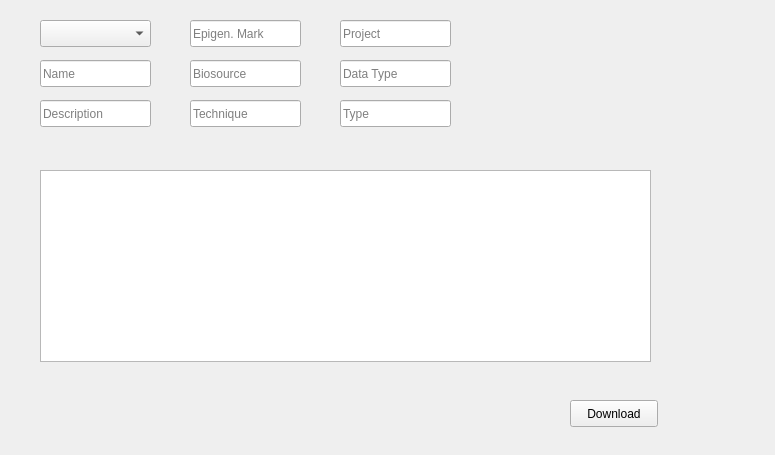
Old version of the form interface/design.ui in the repository Marvin84/reg-gen.
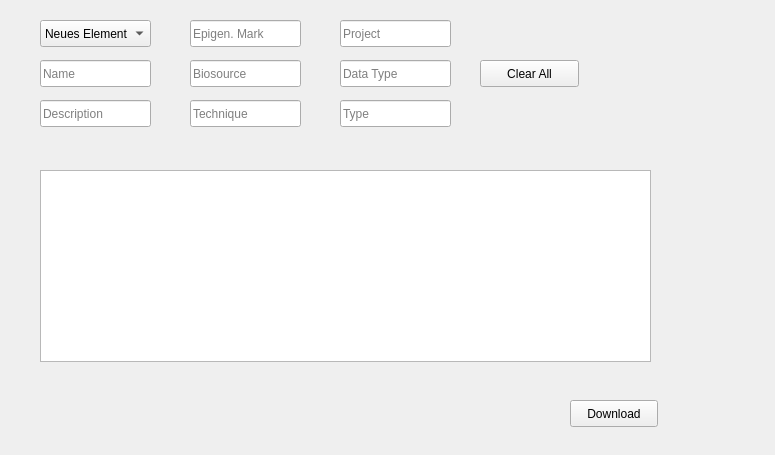
New version of the form.

Commit message: Added clear all button

The edit to the form file:
```diff
--- a/interface/design.ui
+++ b/interface/design.ui
@@ -73,6 +73,26 @@
      <height>27</height>
     </rect>
    </property>
+   <item>
+    <property name="text">
+     <string>Neues Element</string>
+    </property>
+   </item>
+   <item>
+    <property name="text">
+     <string>bbbbbb</string>
+    </property>
+   </item>
+   <item>
+    <property name="text">
+     <string>jjutr</string>
+    </property>
+   </item>
+   <item>
+    <property name="text">
+     <string>sagege</string>
+    </property>
+   </item>
   </widget>
   <widget class="QLineEdit" name="lineEditDescription">
    <property name="geometry">
@@ -165,6 +185,19 @@
     <string>Type</string>
    </property>
   </widget>
+  <widget class="QPushButton" name="pushButtonClear">
+   <property name="geometry">
+    <rect>
+     <x>480</x>
+     <y>60</y>
+     <width>99</width>
+     <height>27</height>
+    </rect>
+   </property>
+   <property name="text">
+    <string>Clear All</string>
+   </property>
+  </widget>
  </widget>
  <resources/>
  <connections/>
```
Left out of the diff: 131 changed lines with no effect on the pictures. The commit also changes 1 other file.
